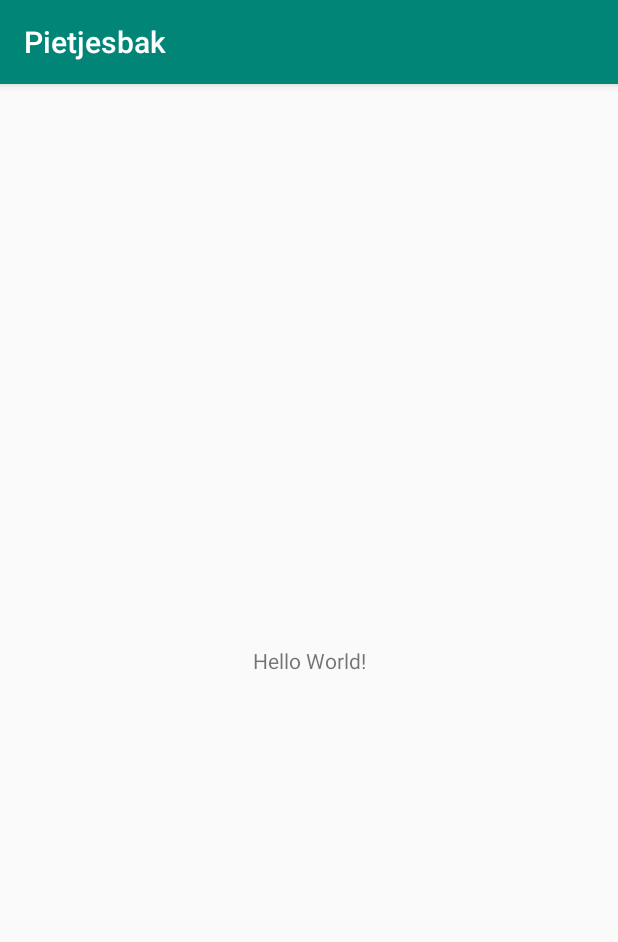
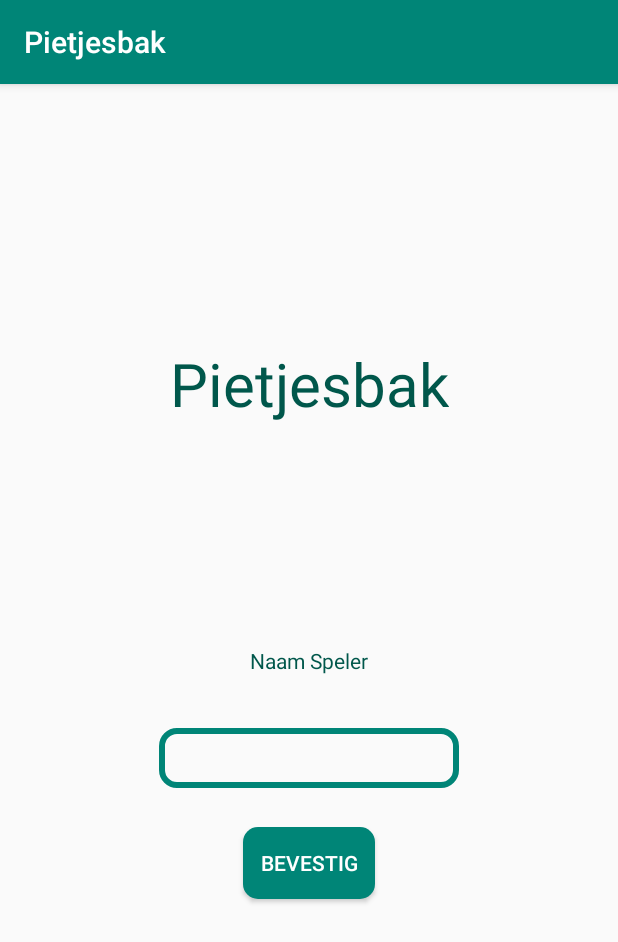
Before and after one commit to WardVandevoort/Pietjesbak, an Android app: the screen it shows after launch (MainActivity), on a phone screen of 412 x 824 dp. Shown: the top 942 px of the screen. Run offline under Robolectric (Android 15) with nearby library versions, the phone set to English and light mode, and no system bars.

Commit message:
basic layout eerste pagina gemaakt

```diff
--- /dev/null
+++ b/app/src/main/res/drawable/btn_bg.xml
@@ -0,0 +1,8 @@
+<?xml version="1.0" encoding="utf-8"?>
+<shape xmlns:android="http://schemas.android.com/apk/res/android"
+    android:shape="rectangle">
+
+<solid android:color="@color/colorPrimary"/>
+<corners android:radius="10dp"/>
+
+</shape>
--- /dev/null
+++ b/app/src/main/res/drawable/textfield_bg.xml
@@ -0,0 +1,11 @@
+<?xml version="1.0" encoding="utf-8"?>
+<shape xmlns:android="http://schemas.android.com/apk/res/android"
+    android:shape="rectangle">
+
+<stroke
+    android:color="@color/colorPrimary"
+    android:width="4dp"/>
+
+    <corners android:radius="10dp"/>
+
+</shape>
--- a/app/src/main/res/layout/activity_main.xml
+++ b/app/src/main/res/layout/activity_main.xml
@@ -7,12 +7,58 @@
     tools:context=".MainActivity">
 
     <TextView
+        android:id="@+id/textView3"
         android:layout_width="wrap_content"
         android:layout_height="wrap_content"
-        android:text="Hello World!"
+        android:text="@string/Pietjesbak"
+        android:textSize="40sp"
+        android:textColor="@color/colorPrimaryDark"
         app:layout_constraintBottom_toBottomOf="parent"
         app:layout_constraintLeft_toLeftOf="parent"
         app:layout_constraintRight_toRightOf="parent"
+        app:layout_constraintTop_toTopOf="parent"
+        app:layout_constraintVertical_bias="0.242"
+        tools:ignore="HardcodedText" />
+
+    <TextView
+        android:id="@+id/textView"
+        android:layout_width="wrap_content"
+        android:layout_height="wrap_content"
+        android:textColor="@color/colorPrimaryDark"
+        android:layout_marginStart="15dp"
+        android:layout_marginLeft="15dp"
+        android:layout_marginEnd="15dp"
+        android:layout_marginRight="15dp"
+        android:text="@string/Naam_Speler"
+        app:layout_constraintBottom_toBottomOf="parent"
+        app:layout_constraintEnd_toEndOf="parent"
+        app:layout_constraintStart_toStartOf="parent"
+        app:layout_constraintTop_toTopOf="parent" />
+
+    <EditText
+        android:id="@+id/inputField"
+        android:layout_width="200dp"
+        android:layout_height="40dp"
+        android:layout_marginTop="130dp"
+        android:padding="10dp"
+        android:background="@drawable/textfield_bg"
+        android:textSize="16sp"
+        app:layout_constraintBottom_toBottomOf="parent"
+        app:layout_constraintEnd_toEndOf="parent"
+        app:layout_constraintStart_toStartOf="parent"
+        app:layout_constraintTop_toTopOf="parent" />
+
+    <Button
+        android:id="@+id/button"
+        android:layout_width="wrap_content"
+        android:layout_height="wrap_content"
+        android:layout_marginTop="270dp"
+        android:background="@drawable/btn_bg"
+        android:textColor="@color/white"
+        android:text="@string/Bevestig"
+        app:layout_constraintBottom_toBottomOf="parent"
+        app:layout_constraintEnd_toEndOf="parent"
+        app:layout_constraintStart_toStartOf="parent"
         app:layout_constraintTop_toTopOf="parent" />
 
 </androidx.constraintlayout.widget.ConstraintLayout>
--- a/app/src/main/res/values/colors.xml
+++ b/app/src/main/res/values/colors.xml
@@ -3,4 +3,5 @@
     <color name="colorPrimary">#008577</color>
     <color name="colorPrimaryDark">#00574B</color>
     <color name="colorAccent">#D81B60</color>
+    <color name="white">#ffffff</color>
 </resources>
--- a/app/src/main/res/values/strings.xml
+++ b/app/src/main/res/values/strings.xml
@@ -1,3 +1,9 @@
 <resources>
     <string name="app_name">Pietjesbak</string>
+    <string name="naam_speler">Naam Speler</string>
+    <string name="pietjesbak">Pietjesbak</string>
+    <string name="Bevestig">Bevestig</string>
+    <string name="Naam_Speler">Naam Speler</string>
+    <string name="Pietjesbak">Pietjesbak</string>
+    <string name="enter_a_query_then_click_search">Enter a query, then click Search</string>
 </resources>
```
Also changed, not shown: 1 other file.
